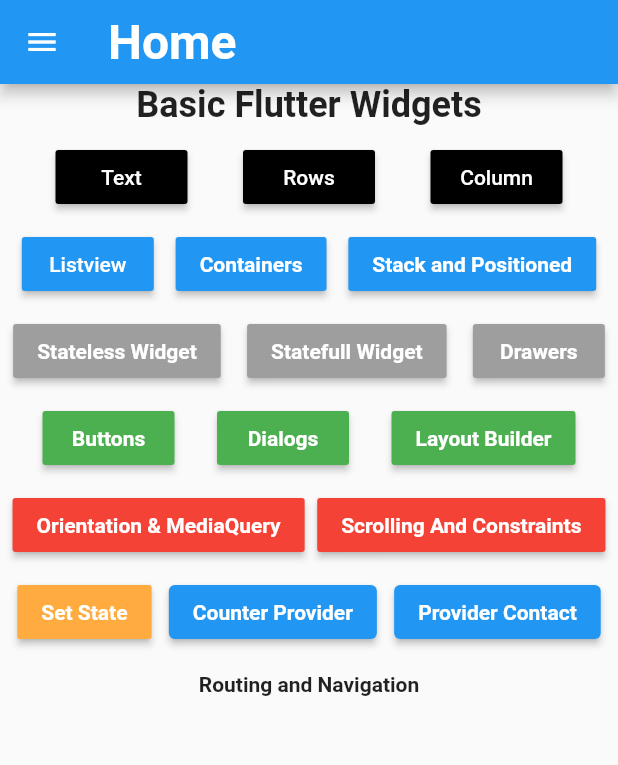
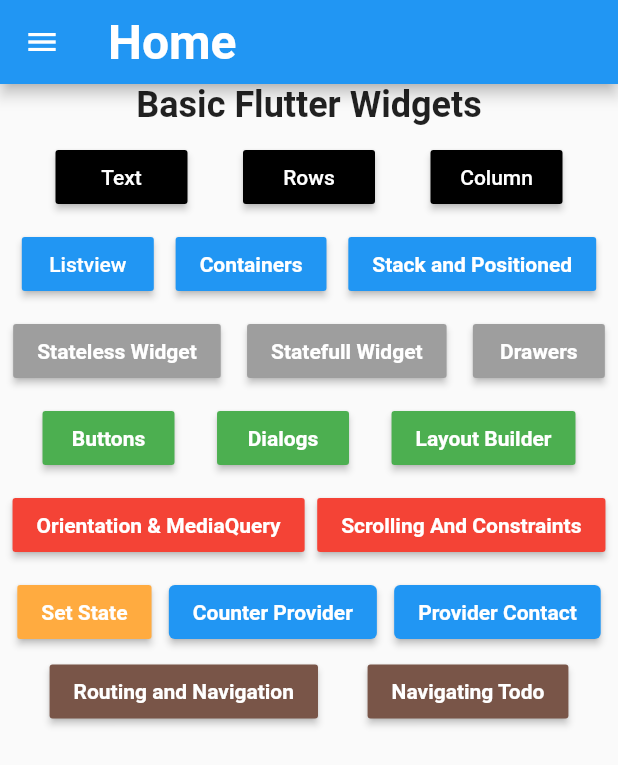
Before and after one commit to qinyanjuidavid/Flutter-All-Round, a Flutter app: the screen it shows after launch, on a phone screen of 412 x 824 dp. Shown: the top 765 px of the screen. Run offline on Flutter 3.47's test engine with Material 2 defaults, Android fonts, the phone set to English and light mode, and no system bars; missing offline and left inert: dart:html, dart:js.

Commit message:
:boom: navigating todo

```diff
--- a/lib/configs/routes.dart
+++ b/lib/configs/routes.dart
@@ -14,6 +14,7 @@ import 'package:pro1/views/provider_contact_screen.dart';
 import 'package:pro1/views/provider_screen.dart';
 import 'package:pro1/views/random_routing_screen.dart';
 import 'package:pro1/views/routing_and_navigation.dart';
+import 'package:pro1/views/routing_todo.dart';
 import 'package:pro1/views/scrolling_and_constraints.dart';
 import 'package:pro1/views/set_state.dart';
 import 'package:pro1/views/stacked_and_positioned_screen.dart';
@@ -47,4 +48,5 @@ final appRoutes = {
   "newcontact/": (context) => NewContactView(),
   "routing/": (context) => const RoutingHomePage(),
   "random/": (context) => const RandomPage(),
+  "navigate-todo/": (context) => TodoScreen(),
 };
--- a/lib/configs/routing.dart
+++ b/lib/configs/routing.dart
@@ -4,7 +4,7 @@ import 'package:pro1/views/random_routing_screen.dart';
 import 'package:pro1/views/routing_and_navigation.dart';
 
 class RouteGenerator {
-  static const String homePage = "home/";
+  static const String homePage = "/home";
   static const String randomPage = "/random";
 
   RouteGenerator._() {}
--- a/lib/views/home.dart
+++ b/lib/views/home.dart
@@ -1,4 +1,5 @@
 import 'package:flutter/material.dart';
+import 'package:pro1/configs/routing.dart';
 
 class HomeScreen extends StatefulWidget {
   HomeScreen({Key? key}) : super(key: key);
@@ -307,14 +308,35 @@ class _HomeScreenState extends State<HomeScreen> {
                 )
               ],
             ),
+            SizedBox(
+              width: MediaQuery.of(context).size.width,
+              height: 5,
+            ),
             Row(
               mainAxisAlignment: MainAxisAlignment.spaceEvenly,
               children: [
                 MaterialButton(
-                  onPressed: () {},
+                  color: Colors.brown,
+                  onPressed: () {
+                    Navigator.pushNamed(context, "routing/");
+                  },
                   child: const Text(
                     "Routing and Navigation",
                     style: TextStyle(
+                      color: Colors.white,
+                      fontWeight: FontWeight.bold,
+                    ),
+                  ),
+                ),
+                MaterialButton(
+                  color: Colors.brown,
+                  onPressed: () {
+                    Navigator.pushNamed(context, "navigate-todo/");
+                  },
+                  child: const Text(
+                    "Navigating Todo",
+                    style: TextStyle(
+                      color: Colors.white,
                       fontWeight: FontWeight.bold,
                     ),
                   ),
--- a/lib/views/random_routing_screen.dart
+++ b/lib/views/random_routing_screen.dart
@@ -11,7 +11,9 @@ class RandomPage extends StatelessWidget {
       child: Scaffold(
         appBar: AppBar(
           leading: IconButton(
-            onPressed: () {},
+            onPressed: () {
+              Navigator.popAndPushNamed(context, "routing/");
+            },
             icon: const Icon(
               Icons.arrow_back,
             ),
--- a/lib/views/routing_and_navigation.dart
+++ b/lib/views/routing_and_navigation.dart
@@ -1,4 +1,5 @@
 import 'package:flutter/material.dart';
+import 'package:pro1/configs/routing.dart';
 
 class RoutingHomePage extends StatelessWidget {
   const RoutingHomePage({Key? key}) : super(key: key);
@@ -24,7 +25,10 @@ class RoutingHomePage extends StatelessWidget {
         ),
         body: Center(
           child: ElevatedButton(
-            onPressed: () {},
+            onPressed: () {
+              // Navigator.of(context).pushNamed(RouteGenerator.randomPage);
+              Navigator.pushNamed(context, "random/");
+            },
             child: const Text(
               "Random Page",
               style: TextStyle(
```
Also changed, not shown: lib/views/routing_info_page.dart (added, +53 -0 lines), lib/views/routing_todo.dart (added, +76 -0 lines).
